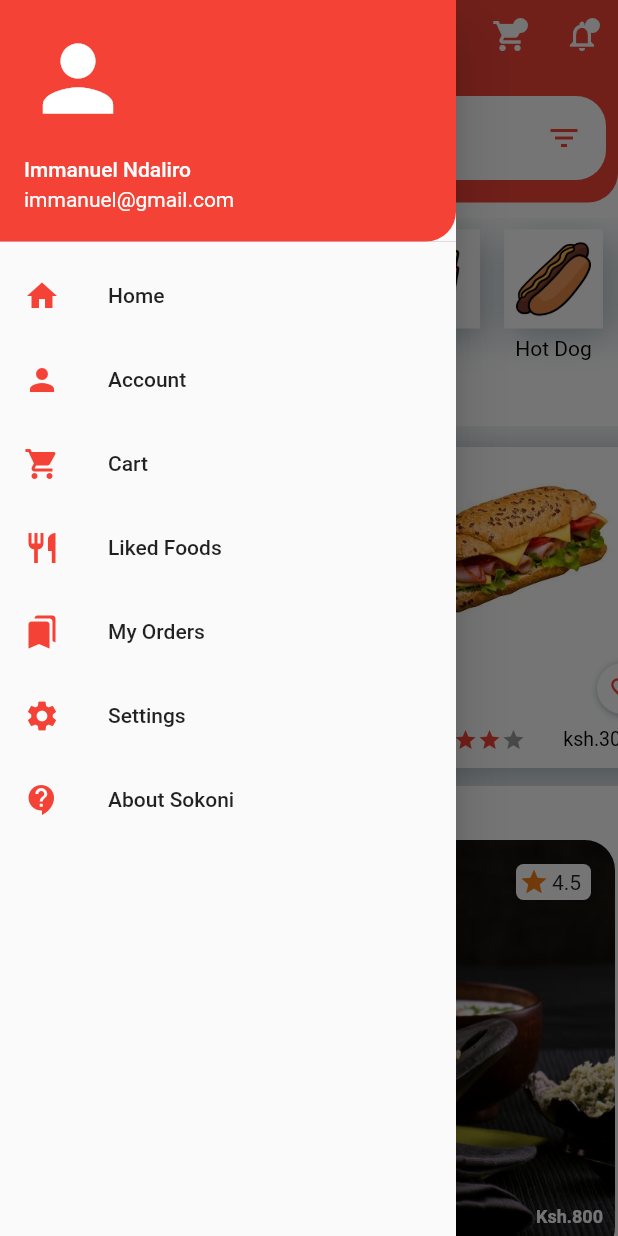
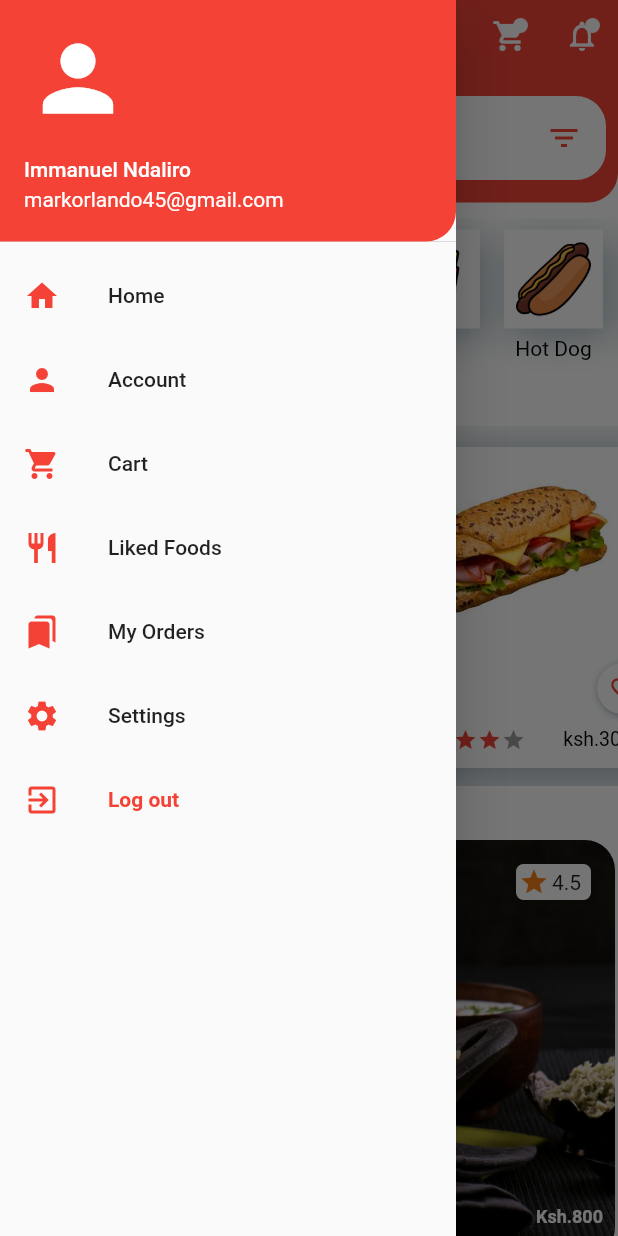
Before and after one commit to kram254/Sokoni-APP, a Flutter app: the screen it shows once a user with an empty profile is signed in, with the side drawer open, on a phone screen of 412 x 824 dp. Run offline on Flutter 3.47's test engine with Material 2 defaults, Android fonts, the phone set to English and light mode, and no system bars; our stand-ins replace carousel_pro, cloud_firestore, firebase_auth, firebase_core, flutter_spinkit; accounts and stored records are empty; network calls fail.

Commit message:
Last UI Commit

```diff
--- a/lib/src/providers/auth.dart
+++ b/lib/src/providers/auth.dart
@@ -10,7 +10,7 @@ class AuthProvider with ChangeNotifier{
   // we're using the methods of the ChangeNotifier class in the AuthProvider class
   FirebaseAuth _auth;
   // ignore: deprecated_member_use
- User _user;
+  User _user;
   Status _status = Status.Uninitialized;// initial status
   UserServices _userServices = UserServices();
   UserModel _userModel;
@@ -22,6 +22,8 @@ class AuthProvider with ChangeNotifier{
 
   // ignore: deprecated_member_use
   User get user => _user;
+
+
 
   // ignore: non_constant_identifier_names
   final formKey = GlobalKey<FormState>();
--- a/lib/src/screens/home.dart
+++ b/lib/src/screens/home.dart
@@ -1,9 +1,13 @@
 import 'package:flutter/material.dart';
+import 'package:provider/provider.dart';
 import 'package:sokoni/src/helpers/screen_navigation.dart';
+import 'package:sokoni/src/screens/Login.dart';
 import 'package:sokoni/src/screens/bag.dart';
 import 'package:sokoni/src/widgets/categories.dart';
 import 'package:sokoni/src/widgets/featured_products.dart';
 import 'package:sokoni/src/widgets/small_floating_button.dart';
+import 'package:sokoni/src/providers/auth.dart';
+
 
 class HomePage extends StatefulWidget {
   @override
@@ -13,6 +17,7 @@ class HomePage extends StatefulWidget {
 class _HomePageState extends State<HomePage> {
   @override
   Widget build(BuildContext context) {
+    final authProvider = Provider.of<AuthProvider>(context);
     return Scaffold(
 
       appBar: AppBar(
@@ -72,7 +77,7 @@ class _HomePageState extends State<HomePage> {
                 borderRadius: BorderRadius.only(bottomRight: Radius.circular(20)),
               ),
               currentAccountPicture: Icon(Icons.person, color: Colors.white, size: 70,),
-              accountName: Text("Immanuel Ndaliro" ),accountEmail: Text("immanuel@gmail.com")
+              accountName: Text("Immanuel Ndaliro" ),accountEmail: Text("markorlando45@gmail.com")
             ),
 
             ListTile(
@@ -114,9 +119,12 @@ class _HomePageState extends State<HomePage> {
             ),
 
             ListTile(
-              onTap: (){},
-              leading: Icon(Icons.contact_support , color: Colors.red,),
-              title: Text("About Sokoni",)
+              onTap: () {
+                authProvider.signOut();
+                changeScreenReplacement(context, LoginScreen());
+              },
+              leading: Icon(Icons.exit_to_app, color: Colors.red),
+              title: Text( "Log out", style: TextStyle(color: Colors.red, fontWeight:FontWeight.w700,)),
             ),
 
 
--- a/pubspec.yaml
+++ b/pubspec.yaml
@@ -28,6 +28,7 @@ dependencies:
   firebase_auth: ^0.18.1+2
   firebase_core: ^0.5.1
   provider: ^4.3.2+2
+  flutter_spinkit: ^4.1.2+1
 
   # The following adds the Cupertino Icons font to your application.
   # Use with the CupertinoIcons class for iOS style icons.
```
Also changed, not shown: lib/src/widgets/loading.dart (+12 -4 lines), pubspec.lock.
